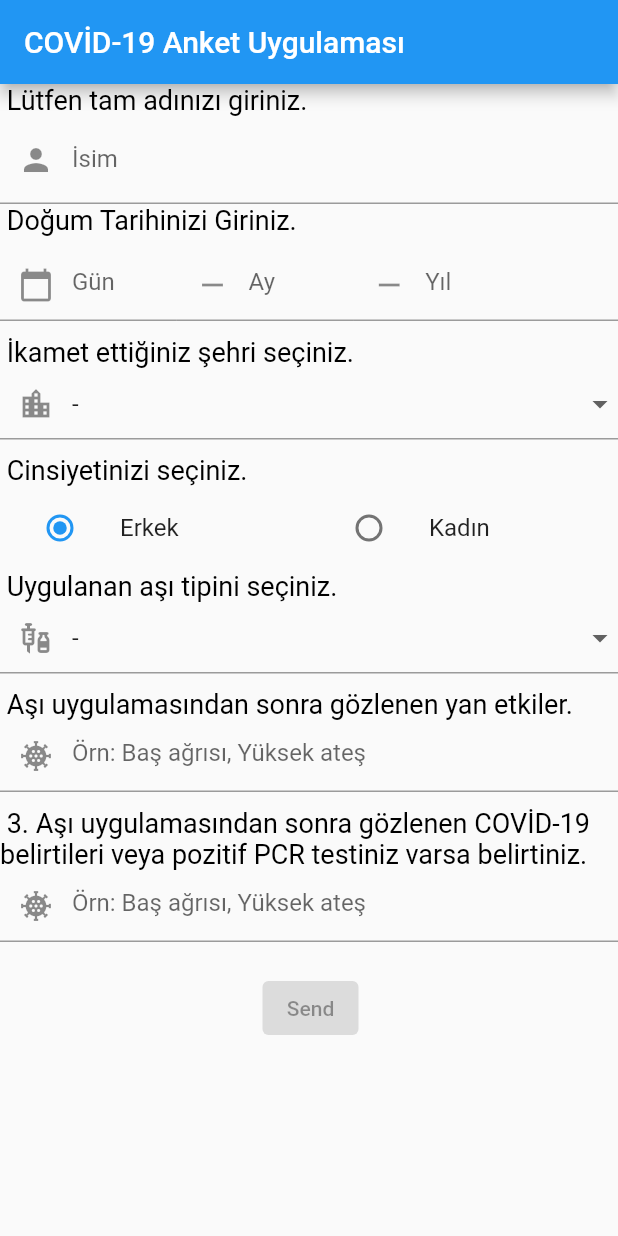
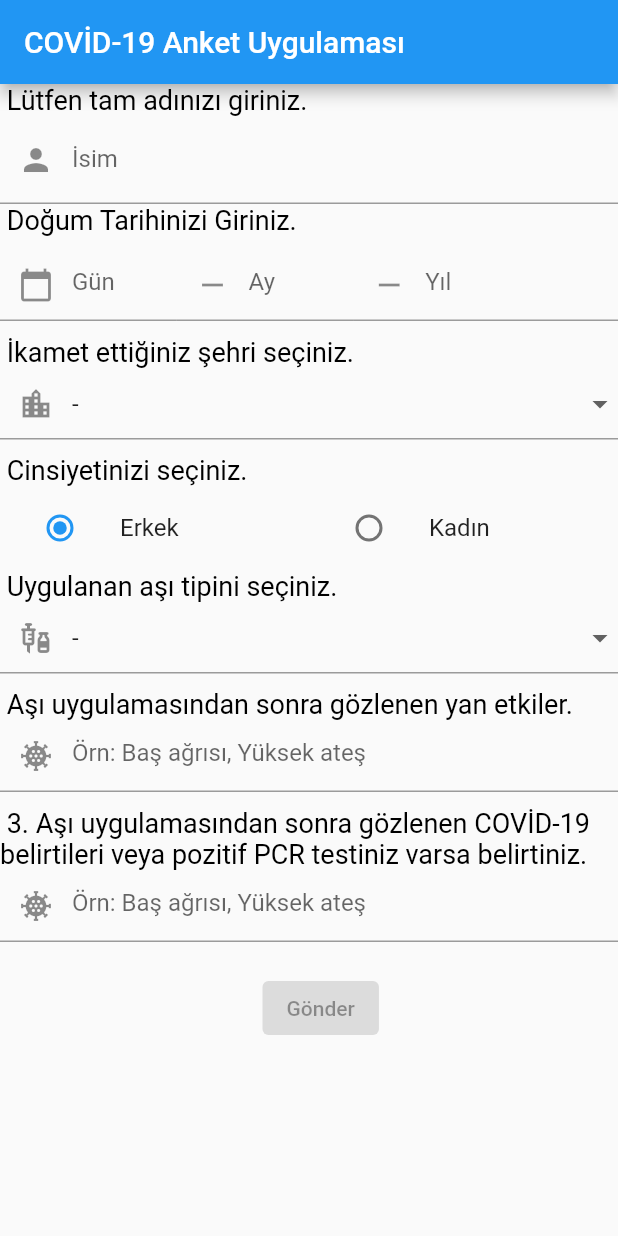
Before and after one commit to Vurals/survey_app, a Flutter app: the screen it shows after launch, on a phone screen of 412 x 824 dp. Run offline on Flutter 3.47's test engine with Material 2 defaults, Android fonts, the phone set to English and light mode, and no system bars.

Commit message:
minor changes (language, const modifier)

```diff
--- a/lib/main.dart
+++ b/lib/main.dart
@@ -6,12 +6,12 @@ void main() => runApp(MyApp());
 class MyApp extends StatelessWidget {
   @override
   Widget build(BuildContext context) {
-    final appTitle = 'COVİD-19 Anket Uygulaması';
+    const appTitle = 'COVİD-19 Anket Uygulaması';
     return MaterialApp(
       title: appTitle,
       home: Scaffold(
           appBar: AppBar(
-            title: Text(appTitle),
+            title: const Text(appTitle),
           ),
           body: SingleChildScrollView(child: MyCustomForm())),
     );
@@ -218,12 +218,6 @@ class MyCustomFormState extends State<MyCustomForm> {
   @override
   Widget build(BuildContext context) {
     // Build a Form widget using the _formKey created above.
-    var textStyle = const TextStyle(
-        fontFamily: 'Aleo',
-        fontStyle: FontStyle.normal,
-        fontWeight: FontWeight.bold,
-        fontSize: 25.0,
-        color: Colors.white);
     return Form(
       key: _formKey,
       child: Column(
@@ -499,7 +493,7 @@ class MyCustomFormState extends State<MyCustomForm> {
               return null;
             },
           ),
-          SizedBox(
+          const SizedBox(
             height: 10,
           ),
           Container(
@@ -531,7 +525,7 @@ class MyCustomFormState extends State<MyCustomForm> {
           Container(
               padding: const EdgeInsets.only(left: 175.0, top: 20.0),
               child: ElevatedButton(
-                child: const Text('Send'),
+                child: const Text('Gönder'),
                 onPressed: status
                     ? () {
                         // It returns true if the form is valid, otherwise returns false
@@ -539,11 +533,12 @@ class MyCustomFormState extends State<MyCustomForm> {
                           //disableButton();
                           Navigator.push(
                             context,
-                            new MaterialPageRoute(
-                                builder: (context) => new SubmitedPage()),
+                            MaterialPageRoute(
+                                builder: (context) => SubmitedPage()),
                           );
                           // If the form is valid, display a Snackbar.
-                          Scaffold.of(context).showSnackBar(SnackBar(
+                          // ignore: deprecated_member_use
+                          Scaffold.of(context).showSnackBar(const SnackBar(
                               content: Text('Data is in processing.')));
                         }
                       }
```
